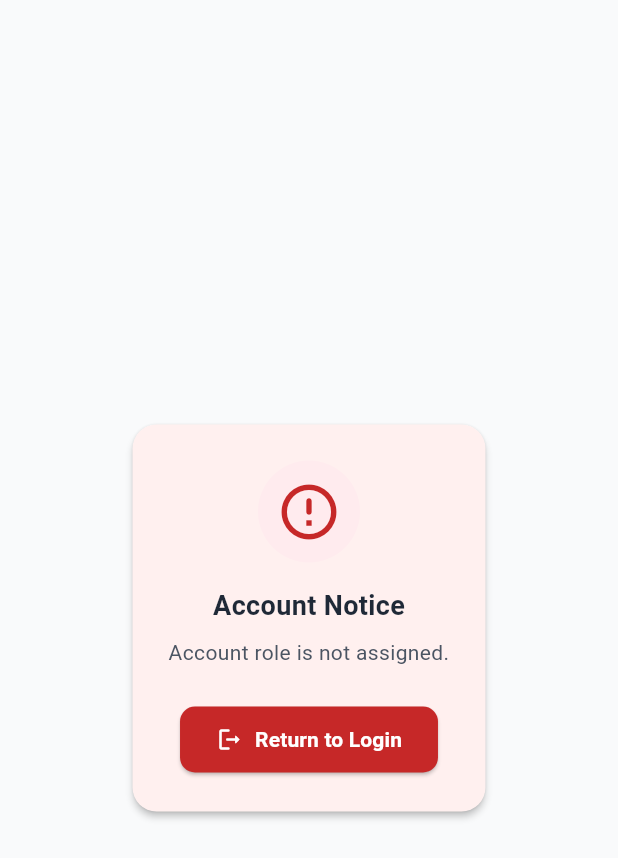
After one commit to kavindu-maduhansa/HCI, a Flutter app: the screen it shows once a user with an empty profile is signed in, after a tap on "Return to Login", on a phone screen of 412 x 824 dp. The commit adds this screen. Shown: the top 858 px of the screen. Run offline on Flutter 3.47's test engine with Material 3 defaults, Android fonts, the phone set to English and light mode, and no system bars; our stand-ins replace cloud_firestore, firebase_auth, firebase_core; accounts and stored records are empty.

Commit message:
feat: add auth state and role based navigation

```diff
--- a/lib/main.dart
+++ b/lib/main.dart
@@ -1,7 +1,7 @@
 import 'package:flutter/material.dart';
 import 'package:firebase_core/firebase_core.dart';
 import 'firebase_options.dart';
-import 'screens/auth/login_screen.dart';
+import 'screens/auth/auth_gate.dart';
 
 Future<void> main() async {
   WidgetsFlutterBinding.ensureInitialized();
@@ -27,7 +27,7 @@ class MyApp extends StatelessWidget {
         ),
         useMaterial3: true,
       ),
-      home: const LoginScreen(),
+      home: const AuthGate(),
     );
   }
 }
--- /dev/null
+++ b/lib/screens/auth/auth_gate.dart
@@ -0,0 +1,246 @@
+import 'package:flutter/material.dart';
+import 'package:firebase_auth/firebase_auth.dart';
+import 'package:cloud_firestore/cloud_firestore.dart';
+import 'login_screen.dart';
+import '../donor/donor_home_screen.dart';
+import '../recipient/recipient_home_screen.dart';
+import '../hospital/hospital_home_screen.dart';
+import '../coordinator/organisation_home_screen.dart';
+
+/// Listens to Firebase Auth state and routes users based on their Firestore role.
+class AuthGate extends StatelessWidget {
+  const AuthGate({super.key});
+
+  @override
+  Widget build(BuildContext context) {
+    return StreamBuilder<User?>(
+      stream: FirebaseAuth.instance.authStateChanges(),
+      builder: (context, authSnapshot) {
+        // Checking initial Firebase authentication state
+        if (authSnapshot.connectionState == ConnectionState.waiting) {
+          return const _AuthLoadingView(message: 'Checking authentication...');
+        }
+
+        final user = authSnapshot.data;
+
+        // User is not authenticated -> show LoginScreen
+        if (user == null) {
+          return const LoginScreen();
+        }
+
+        // User is authenticated -> stream user profile document from Firestore
+        return StreamBuilder<DocumentSnapshot<Map<String, dynamic>>>(
+          stream: FirebaseFirestore.instance
+              .collection('users')
+              .doc(user.uid)
+              .snapshots(),
+          builder: (context, userDocSnapshot) {
+            if (userDocSnapshot.connectionState == ConnectionState.waiting) {
+              return const _AuthLoadingView(message: 'Loading account information...');
+            }
+
+            if (userDocSnapshot.hasError) {
+              return _AuthErrorView(
+                message: 'Unable to load your account information.',
+                details: userDocSnapshot.error?.toString(),
+              );
+            }
+
+            final doc = userDocSnapshot.data;
+
+            // Document does not exist in users/{uid}
+            if (doc == null || !doc.exists) {
+              return const _AuthErrorView(
+                message: 'Account profile document not found in database.',
+              );
+            }
+
+            final data = doc.data();
+            final rawRole = data?['role'] as String?;
+
+            // Role field is missing or empty
+            if (rawRole == null || rawRole.trim().isEmpty) {
+              return const _AuthErrorView(
+                message: 'Account role is not assigned.',
+              );
+            }
+
+            final role = rawRole.trim().toLowerCase();
+
+            // Route to appropriate role area
+            switch (role) {
+              case 'donor':
+                return const DonorHomeScreen();
+              case 'recipient':
+                return const RecipientHomeScreen();
+              case 'hospital':
+                return const HospitalHomeScreen();
+              case 'organisation':
+              case 'organization':
+              case 'coordinator':
+                return const OrganisationHomeScreen();
+              default:
+                return _AuthErrorView(
+                  message: 'Unknown role assigned: "$rawRole".',
+                );
+            }
+          },
+        );
+      },
+    );
+  }
+}
+
+/// Simple loading screen while checking auth state or fetching Firestore role.
+class _AuthLoadingView extends StatelessWidget {
+  final String message;
+
+  const _AuthLoadingView({required this.message});
+
+  @override
+  Widget build(BuildContext context) {
+    const primaryColor = Color(0xFFC62828);
+
+    return Scaffold(
+      backgroundColor: const Color(0xFFF9FAFB),
+      body: Center(
+        child: Column(
+          mainAxisAlignment: MainAxisAlignment.center,
+          children: [
+            Container(
+              height: 72,
+              width: 72,
+              decoration: BoxDecoration(
+                shape: BoxShape.circle,
+                color: primaryColor.withValues(alpha: 0.1),
+              ),
+              child: const Icon(
+                Icons.water_drop_rounded,
+                size: 40,
+                color: primaryColor,
+              ),
+            ),
+            const SizedBox(height: 24),
+            const CircularProgressIndicator(
+              color: primaryColor,
+              strokeWidth: 3,
+            ),
+            const SizedBox(height: 16),
+            const Text(
+              'Blood Donation HCI',
+              style: TextStyle(
+                fontSize: 18,
+                fontWeight: FontWeight.bold,
+                color: Color(0xFF1F2937),
+              ),
+            ),
+            const SizedBox(height: 6),
+            Text(
+              message,
+              style: const TextStyle(
+                fontSize: 13,
+                color: Color(0xFF6B7280),
+              ),
+            ),
+          ],
+        ),
+      ),
+    );
+  }
+}
+
+/// Error view displayed when user document or role cannot be loaded.
+class _AuthErrorView extends StatelessWidget {
+  final String message;
+  final String? details;
+
+  const _AuthErrorView({
+    required this.message,
+    this.details,
+  });
+
+  Future<void> _handleSignOut() async {
+    await FirebaseAuth.instance.signOut();
+  }
+
+  @override
+  Widget build(BuildContext context) {
+    const primaryColor = Color(0xFFC62828);
+
+    return Scaffold(
+      backgroundColor: const Color(0xFFF9FAFB),
+      body: Center(
+        child: Padding(
+          padding: const EdgeInsets.symmetric(horizontal: 28.0),
+          child: ConstrainedBox(
+            constraints: const BoxConstraints(maxWidth: 400),
+            child: Card(
+              elevation: 2,
+              shape: RoundedRectangleBorder(
+                borderRadius: BorderRadius.circular(16),
+              ),
+              child: Padding(
+                padding: const EdgeInsets.all(24.0),
+                child: Column(
+                  mainAxisSize: MainAxisSize.min,
+                  children: [
+                    Container(
+                      padding: const EdgeInsets.all(12),
+                      decoration: BoxDecoration(
+                        color: Colors.red.shade50,
+                        shape: BoxShape.circle,
+                      ),
+                      child: const Icon(
+                        Icons.error_outline_rounded,
+                        size: 44,
+                        color: primaryColor,
+                      ),
+                    ),
+                    const SizedBox(height: 16),
+                    const Text(
+                      'Account Notice',
+                      style: TextStyle(
+                        fontSize: 18,
+                        fontWeight: FontWeight.bold,
+                        color: Color(0xFF1F2937),
+                      ),
+                    ),
+                    const SizedBox(height: 8),
+                    Text(
+                      message,
+                      textAlign: TextAlign.center,
+                      style: const TextStyle(
+                        fontSize: 14,
+                        color: Color(0xFF4B5563),
+                      ),
+                    ),
+                    const SizedBox(height: 24),
+                    ElevatedButton.icon(
+                      onPressed: _handleSignOut,
+                      style: ElevatedButton.styleFrom(
+                        backgroundColor: primaryColor,
+                        foregroundColor: Colors.white,
+                        padding: const EdgeInsets.symmetric(
+                          horizontal: 24,
+                          vertical: 12,
+                        ),
+                        shape: RoundedRectangleBorder(
+                          borderRadius: BorderRadius.circular(10),
+                        ),
+                      ),
+                      icon: const Icon(Icons.logout_rounded, size: 18),
+                      label: const Text(
+                        'Return to Login',
+                        style: TextStyle(fontWeight: FontWeight.bold),
+                      ),
+                    ),
+                  ],
+                ),
+              ),
+            ),
+          ),
+        ),
+      ),
+    );
+  }
+}
```
Also changed, not shown: lib/screens/coordinator/organisation_home_screen.dart (added, +98 -0 lines), lib/screens/donor/donor_home_screen.dart (added, +98 -0 lines), lib/screens/hospital/hospital_home_screen.dart (added, +98 -0 lines), lib/screens/recipient/recipient_home_screen.dart (added, +98 -0 lines), 1 other file.
